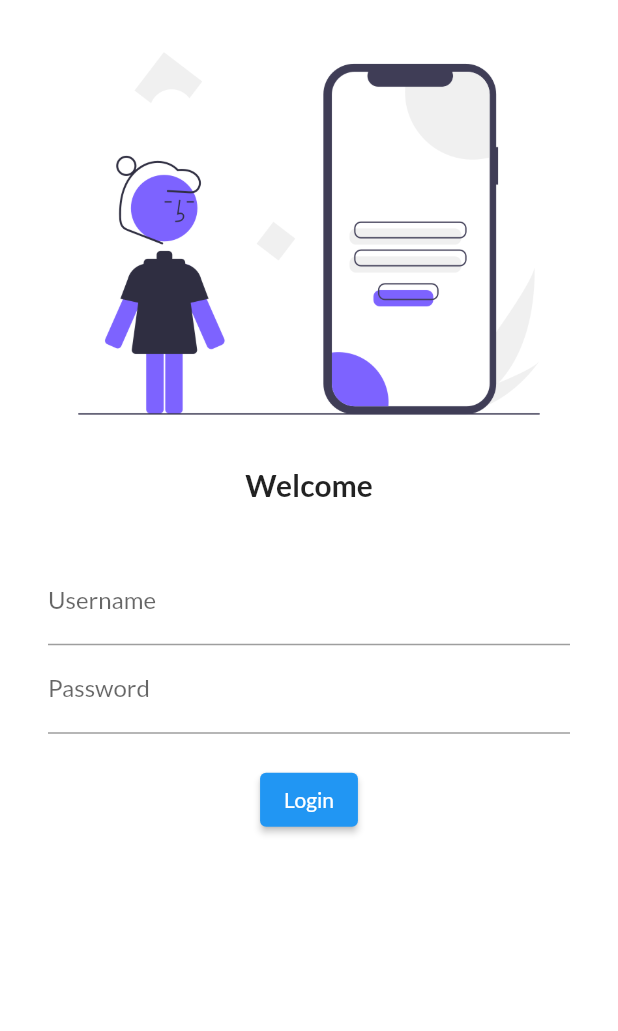
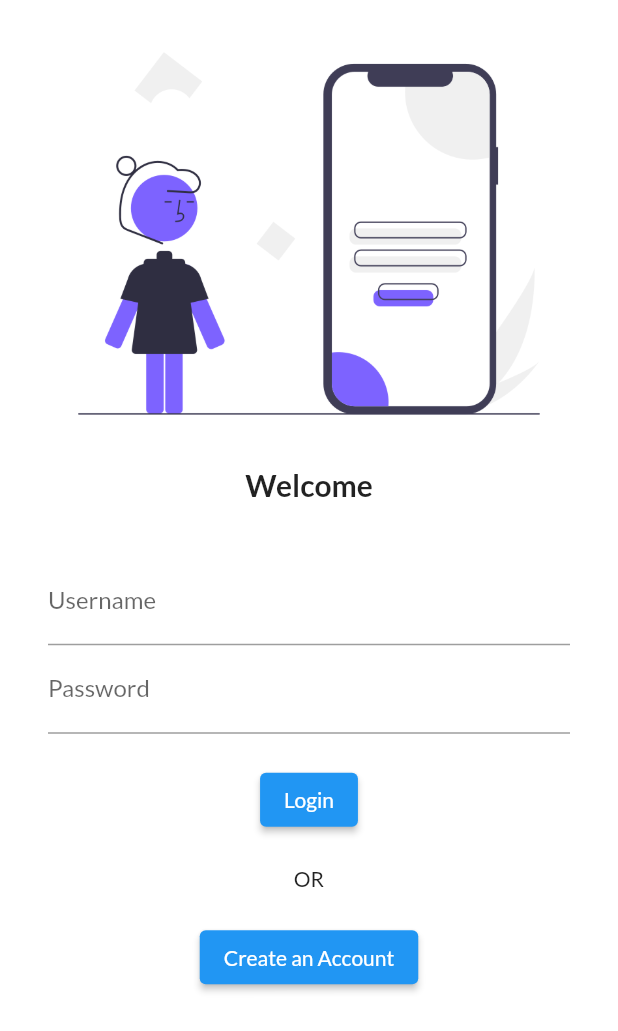
Before and after one commit to umairusmani4644/flutterfirstapp, a Flutter app: the screen it shows after launch, on a phone screen of 412 x 824 dp. Shown: the top 1031 px of the screen. Run offline on Flutter 3.47's test engine with Material 2 defaults, Android fonts, the phone set to English and light mode, and no system bars; our stand-ins replace google_fonts.

Commit message:
Update login.dart

```diff
--- a/lib/screens/login.dart
+++ b/lib/screens/login.dart
@@ -50,7 +50,21 @@ class LoginPage extends StatelessWidget {
                   onPressed: () {
                     print("hello");
                   },
-                )
+                ),
+                SizedBox(
+                  height: 20.0,
+                ),
+                Text("OR"),
+                SizedBox(
+                  height: 20.0,
+                ),
+                ElevatedButton(
+                  onPressed: () {
+                    print("Register");
+                  },
+                  child: Text("Create an Account"),
+                  style: TextButton.styleFrom(),
+                ),
               ],
             ),
           ),
```
